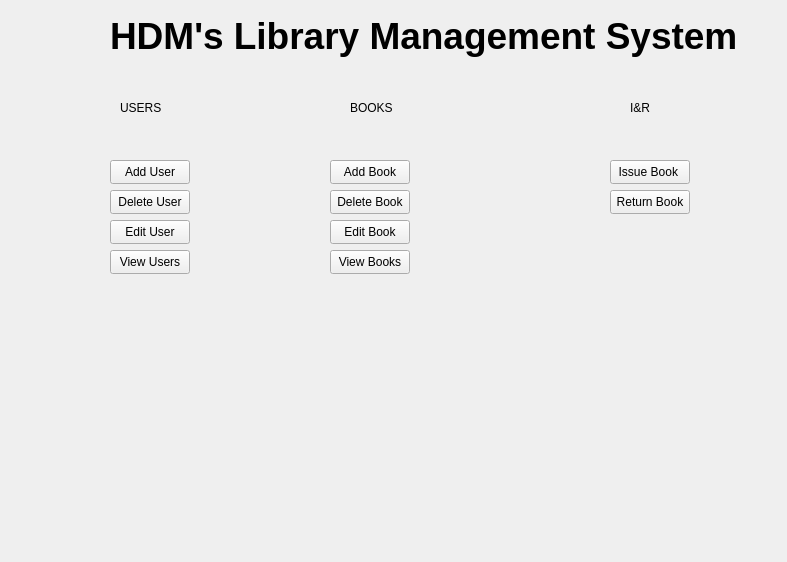
Old version of the form Library-Management-System/mainmenu.ui in the repository danisensei/Library-Management-System.
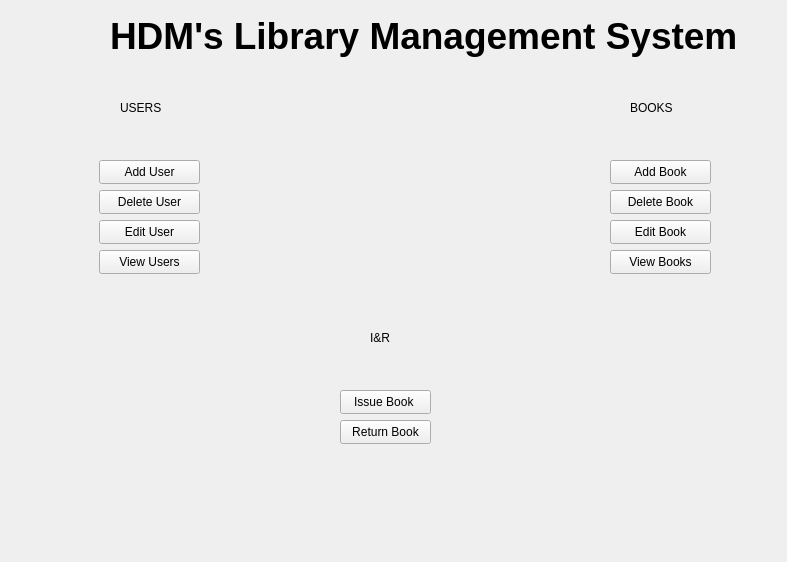
New version of the form.

The edit to the form file:
```diff
--- a/Library-Management-System/mainmenu.ui
+++ b/Library-Management-System/mainmenu.ui
@@ -52,7 +52,7 @@
   <widget class="QLabel" name="label">
    <property name="geometry">
     <rect>
-     <x>350</x>
+     <x>630</x>
      <y>100</y>
      <width>71</width>
      <height>16</height>
@@ -65,8 +65,8 @@
   <widget class="QLabel" name="label_2">
    <property name="geometry">
     <rect>
-     <x>630</x>
-     <y>100</y>
+     <x>370</x>
+     <y>330</y>
      <width>51</width>
      <height>16</height>
     </rect>
@@ -78,9 +78,9 @@
   <widget class="QPushButton" name="adduserbutton">
    <property name="geometry">
     <rect>
-     <x>110</x>
+     <x>99</x>
      <y>160</y>
-     <width>80</width>
+     <width>101</width>
      <height>24</height>
     </rect>
    </property>
@@ -91,9 +91,9 @@
   <widget class="QPushButton" name="deleteuserbutton">
    <property name="geometry">
     <rect>
-     <x>110</x>
+     <x>99</x>
      <y>190</y>
-     <width>80</width>
+     <width>101</width>
      <height>24</height>
     </rect>
    </property>
@@ -104,9 +104,9 @@
   <widget class="QPushButton" name="edituserbutton">
    <property name="geometry">
     <rect>
-     <x>110</x>
+     <x>99</x>
      <y>220</y>
-     <width>80</width>
+     <width>101</width>
      <height>24</height>
     </rect>
    </property>
@@ -117,9 +117,9 @@
   <widget class="QPushButton" name="viewusersbutton">
    <property name="geometry">
     <rect>
-     <x>110</x>
+     <x>99</x>
      <y>250</y>
-     <width>80</width>
+     <width>101</width>
      <height>24</height>
     </rect>
    </property>
@@ -130,9 +130,9 @@
   <widget class="QPushButton" name="issuebookbutton">
    <property name="geometry">
     <rect>
-     <x>610</x>
-     <y>160</y>
-     <width>80</width>
+     <x>340</x>
+     <y>390</y>
+     <width>91</width>
      <height>24</height>
     </rect>
    </property>
@@ -143,9 +143,9 @@
   <widget class="QPushButton" name="returnbookbutton">
    <property name="geometry">
     <rect>
-     <x>610</x>
-     <y>190</y>
-     <width>80</width>
+     <x>340</x>
+     <y>420</y>
+     <width>91</width>
      <height>24</height>
     </rect>
    </property>
@@ -156,9 +156,9 @@
   <widget class="QPushButton" name="editbookbutton">
    <property name="geometry">
     <rect>
-     <x>330</x>
+     <x>610</x>
      <y>220</y>
-     <width>80</width>
+     <width>101</width>
      <height>24</height>
     </rect>
    </property>
@@ -169,9 +169,9 @@
   <widget class="QPushButton" name="viewbooksbutton">
    <property name="geometry">
     <rect>
-     <x>330</x>
+     <x>610</x>
      <y>250</y>
-     <width>80</width>
+     <width>101</width>
      <height>24</height>
     </rect>
    </property>
@@ -182,9 +182,9 @@
   <widget class="QPushButton" name="deletebookbutton">
    <property name="geometry">
     <rect>
-     <x>330</x>
+     <x>610</x>
      <y>190</y>
-     <width>80</width>
+     <width>101</width>
      <height>24</height>
     </rect>
    </property>
@@ -195,9 +195,9 @@
   <widget class="QPushButton" name="addbookbutton">
    <property name="geometry">
     <rect>
-     <x>330</x>
+     <x>610</x>
      <y>160</y>
-     <width>80</width>
+     <width>101</width>
      <height>24</height>
     </rect>
    </property>
```
